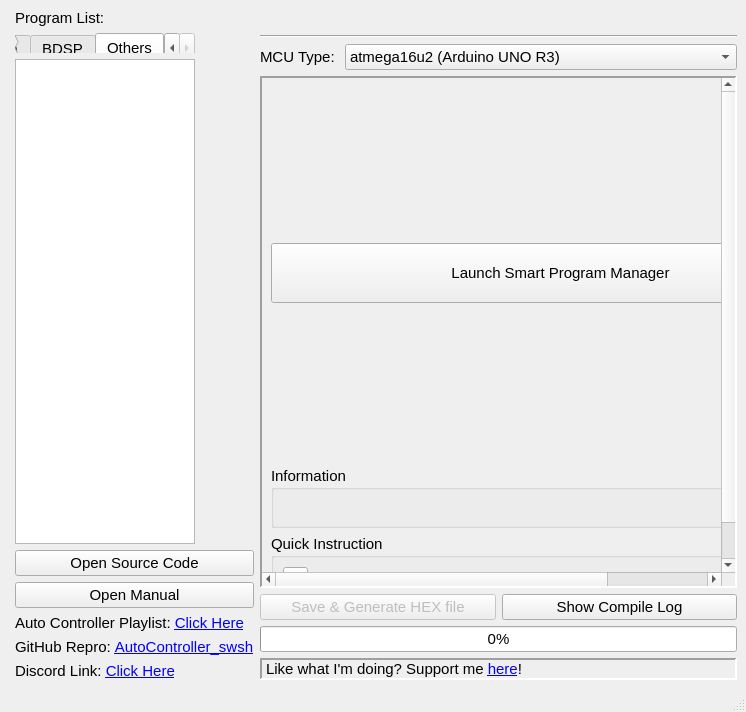
Above: autocontrollerwindow.ui from brianuuu/AutoControllerHelper before the change. Below: the same form after it.
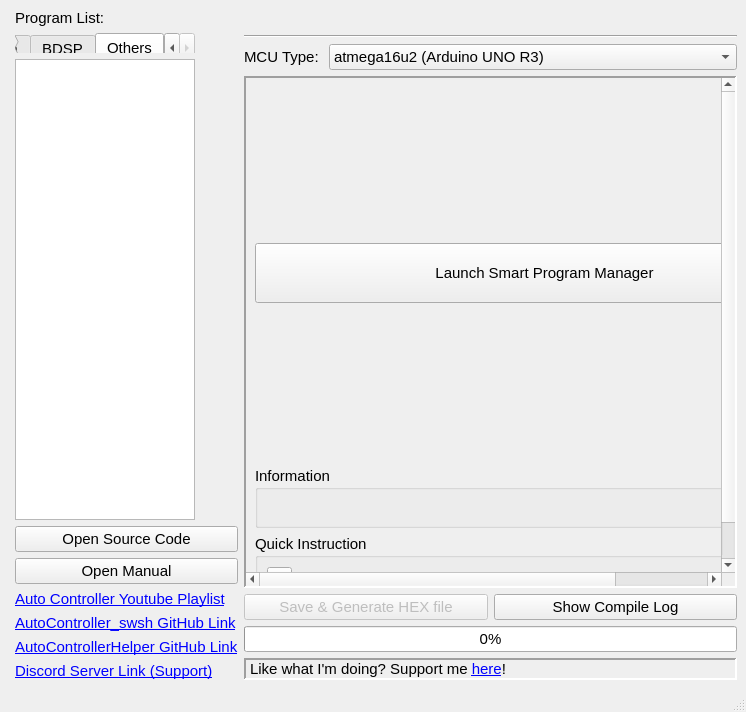
That is the form after the change.

Commit message: Update various link labels

What changed in the file:
```diff
--- a/autocontrollerwindow.ui
+++ b/autocontrollerwindow.ui
@@ -150,7 +150,7 @@
       <item>
        <widget class="QLabel" name="label_26">
         <property name="text">
-         <string>&lt;html&gt;&lt;head/&gt;&lt;body&gt;&lt;p&gt;Auto Controller Playlist: &lt;a href=&quot;https://www.youtube.com/playlist?list=PLrAfKLfOSiGFv6wjohlEXQqYjEIoBOkfX&quot;&gt;&lt;span style=&quot; text-decoration: underline; color:#0000ff;&quot;&gt;Click Here&lt;/span&gt;&lt;/a&gt;&lt;/p&gt;&lt;/body&gt;&lt;/html&gt;</string>
+         <string>&lt;html&gt;&lt;head/&gt;&lt;body&gt;&lt;p&gt;&lt;a href=&quot;https://www.youtube.com/playlist?list=PLrAfKLfOSiGFv6wjohlEXQqYjEIoBOkfX&quot;&gt;&lt;span style=&quot; text-decoration: underline; color:#0000ff;&quot;&gt;Auto Controller Youtube Playlist&lt;/span&gt;&lt;/a&gt;&lt;/p&gt;&lt;/body&gt;&lt;/html&gt;</string>
         </property>
         <property name="textFormat">
          <enum>Qt::RichText</enum>
@@ -166,7 +166,7 @@
       <item>
        <widget class="QLabel" name="label_37">
         <property name="text">
-         <string>&lt;html&gt;&lt;head/&gt;&lt;body&gt;&lt;p&gt;GitHub Repro: &lt;a href=&quot;https://github.com/brianuuu/AutoController_swsh&quot;&gt;&lt;span style=&quot; text-decoration: underline; color:#0000ff;&quot;&gt;AutoController_swsh&lt;/span&gt;&lt;/a&gt;&lt;/p&gt;&lt;/body&gt;&lt;/html&gt;</string>
+         <string>&lt;html&gt;&lt;head/&gt;&lt;body&gt;&lt;p&gt;&lt;a href=&quot;https://github.com/brianuuu/AutoController_swsh&quot;&gt;&lt;span style=&quot; text-decoration: underline; color:#0000ff;&quot;&gt;AutoController_swsh GitHub Link&lt;/span&gt;&lt;/a&gt;&lt;/p&gt;&lt;/body&gt;&lt;/html&gt;</string>
         </property>
         <property name="textFormat">
          <enum>Qt::RichText</enum>
@@ -179,10 +179,23 @@
         </property>
        </widget>
       </item>
+      <item>
+       <widget class="QLabel" name="label_39">
+        <property name="text">
+         <string>&lt;html&gt;&lt;head/&gt;&lt;body&gt;&lt;p&gt;&lt;a href=&quot;https://github.com/brianuuu/AutoControllerHelper&quot;&gt;&lt;span style=&quot; text-decoration: underline; color:#0000ff;&quot;&gt;AutoControllerHelper GitHub Link&lt;/span&gt;&lt;/a&gt;&lt;/p&gt;&lt;/body&gt;&lt;/html&gt;</string>
+        </property>
+        <property name="textFormat">
+         <enum>Qt::RichText</enum>
+        </property>
+        <property name="textInteractionFlags">
+         <set>Qt::TextBrowserInteraction</set>
+        </property>
+       </widget>
+      </item>
       <item>
        <widget class="QLabel" name="label_38">
         <property name="text">
-         <string>&lt;html&gt;&lt;head/&gt;&lt;body&gt;&lt;p&gt;Discord Link: &lt;a href=&quot;https://discord.gg/GWEurpGZNM&quot;&gt;&lt;span style=&quot; text-decoration: underline; color:#0000ff;&quot;&gt;Click Here&lt;/span&gt;&lt;/a&gt;&lt;/p&gt;&lt;/body&gt;&lt;/html&gt;</string>
+         <string>&lt;html&gt;&lt;head/&gt;&lt;body&gt;&lt;p&gt;&lt;a href=&quot;https://discord.gg/GWEurpGZNM&quot;&gt;&lt;span style=&quot; text-decoration: underline; color:#0000ff;&quot;&gt;Discord Server Link (Support)&lt;/span&gt;&lt;/a&gt;&lt;/p&gt;&lt;/body&gt;&lt;/html&gt;</string>
         </property>
         <property name="textFormat">
          <enum>Qt::RichText</enum>
```
Left out of the diff: 2 changed lines with no effect on the pictures.
